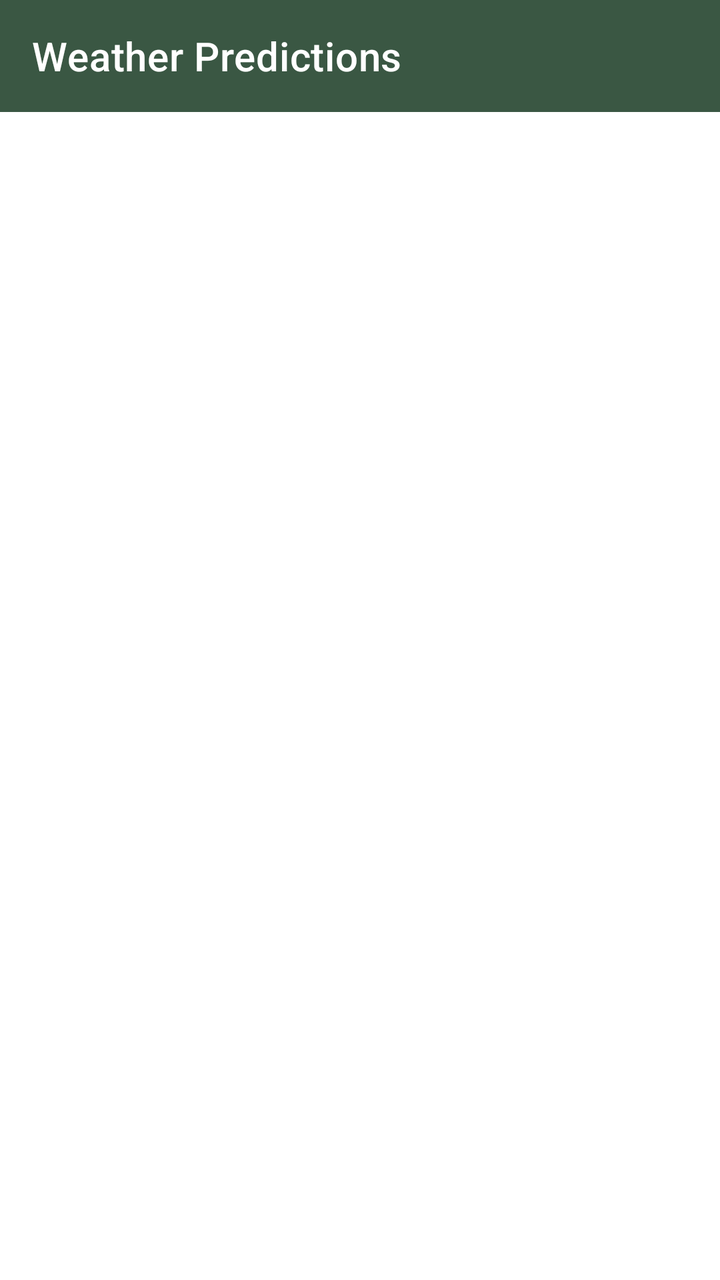
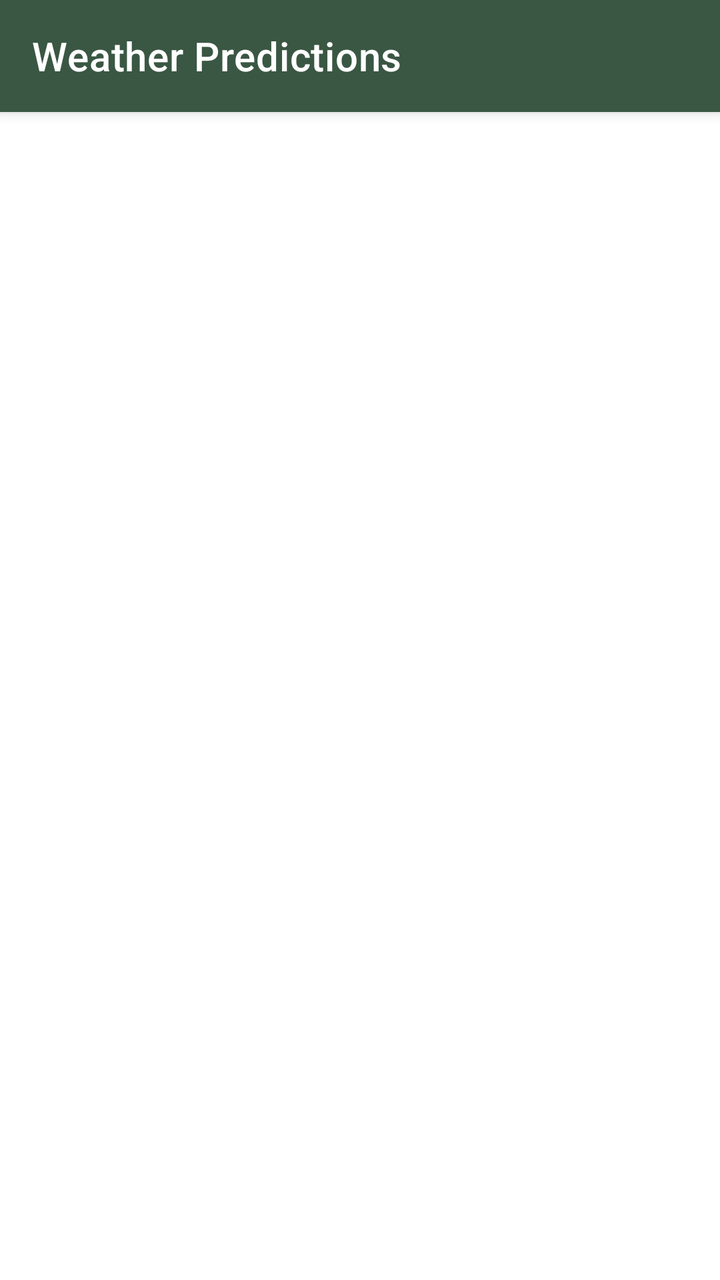

The first picture is an Android layout as it rendered before a commit; the second is the same layout after the commit. The layout source and the unified diff follow.
<!-- AndroidManifest.xml: application theme Theme.Custom.Primary -->
<!-- res/layout/prediction_activity.xml -->
<?xml version="1.0" encoding="utf-8"?>
<androidx.constraintlayout.widget.ConstraintLayout
    xmlns:android="http://schemas.android.com/apk/res/android"
    xmlns:app="http://schemas.android.com/apk/res-auto"
    android:layout_width="match_parent"
    android:layout_height="match_parent">

    <ProgressBar
        android:id="@+id/activity_prediction_progressBar"
        android:layout_width="50dp"
        android:layout_height="50dp"
        app:layout_constraintTop_toTopOf="parent"
        app:layout_constraintBottom_toBottomOf="parent"
        app:layout_constraintStart_toStartOf="parent"
        app:layout_constraintEnd_toEndOf="parent"/>

    <ScrollView
        android:layout_width="match_parent"
        android:layout_height="match_parent">

        <androidx.constraintlayout.widget.ConstraintLayout
            android:layout_width="match_parent"
            android:layout_height="wrap_content">

            <androidx.appcompat.widget.Toolbar
                android:id="@+id/activity_prediction_toolbar"
                android:layout_width="match_parent"
                android:layout_height="?attr/actionBarSize"
                android:background="?attr/colorPrimary"
                android:elevation="4dp"
                app:title="@string/prediction_title"
                android:theme="@style/ThemeOverlay.AppCompat.ActionBar"
                app:popupTheme="@style/ThemeOverlay.AppCompat.Light"
                app:titleTextColor="@color/white"
                app:layout_constraintTop_toTopOf="parent"
                app:layout_constraintStart_toStartOf="parent"
                app:layout_constraintEnd_toEndOf="parent"/>

            <androidx.recyclerview.widget.RecyclerView
                android:id="@+id/activity_prediction_recyclerView"
                android:layout_width="match_parent"
                android:layout_height="match_parent"
                app:layout_constraintTop_toBottomOf="@id/activity_prediction_toolbar"
                app:layout_constraintStart_toStartOf="parent"
                app:layout_constraintEnd_toEndOf="parent"/>
        </androidx.constraintlayout.widget.ConstraintLayout>
    </ScrollView>
</androidx.constraintlayout.widget.ConstraintLayout>
<!-- resources referenced by this layout -->
<resources>
  <color name="white">#FFFFFFFF</color>
  <string name="prediction_title">Weather Predictions</string>
  <style name="Theme.Custom.Primary" parent="Theme.MaterialComponents.DayNight.DarkActionBar">
          
          <item name="colorPrimary">@color/hunter_green</item>
          <item name="colorPrimaryVariant">@color/payne_gray</item>
          <item name="colorOnPrimary">@color/maize</item>
          
          <item name="colorSecondary">@color/yellow_green</item>
          <item name="colorSecondaryVariant">@color/tea_green</item>
          
          <item name="android:statusBarColor">?attr/colorPrimaryVariant</item>
      </style>
  <color name="hunter_green">#3A5743</color>
  <color name="payne_gray">#3B7080</color>
  <color name="maize">#FCEC52</color>
  <color name="yellow_green">#ADE25D</color>
  <color name="tea_green">#CFFFB3</color>
</resources>

<!-- the commit's change to res/layout/prediction_activity.xml (unified diff, before → after) -->
@@ -4,6 +4,29 @@
     xmlns:app="http://schemas.android.com/apk/res-auto"
     android:layout_width="match_parent"
     android:layout_height="match_parent">
+
+    <androidx.appcompat.widget.Toolbar
+        android:id="@+id/activity_prediction_toolbar"
+        android:layout_width="match_parent"
+        android:layout_height="?attr/actionBarSize"
+        android:background="?attr/colorPrimary"
+        android:elevation="4dp"
+        app:title="@string/prediction_title"
+        android:theme="@style/ThemeOverlay.AppCompat.ActionBar"
+        app:popupTheme="@style/ThemeOverlay.AppCompat.Light"
+        app:titleTextColor="@color/white"
+        app:layout_constraintTop_toTopOf="parent"
+        app:layout_constraintStart_toStartOf="parent"
+        app:layout_constraintEnd_toEndOf="parent"/>
+
+    <androidx.recyclerview.widget.RecyclerView
+        android:id="@+id/activity_prediction_recyclerView"
+        android:layout_width="0dp"
+        android:layout_height="0dp"
+        app:layout_constraintTop_toBottomOf="@id/activity_prediction_toolbar"
+        app:layout_constraintBottom_toBottomOf="parent"
+        app:layout_constraintStart_toStartOf="parent"
+        app:layout_constraintEnd_toEndOf="parent"/>
 
     <ProgressBar
         android:id="@+id/activity_prediction_progressBar"
@@ -14,35 +37,4 @@
         app:layout_constraintStart_toStartOf="parent"
         app:layout_constraintEnd_toEndOf="parent"/>
 
-    <ScrollView
-        android:layout_width="match_parent"
-        android:layout_height="match_parent">
-
-        <androidx.constraintlayout.widget.ConstraintLayout
-            android:layout_width="match_parent"
-            android:layout_height="wrap_content">
-
-            <androidx.appcompat.widget.Toolbar
-                android:id="@+id/activity_prediction_toolbar"
-                android:layout_width="match_parent"
-                android:layout_height="?attr/actionBarSize"
-                android:background="?attr/colorPrimary"
-                android:elevation="4dp"
-                app:title="@string/prediction_title"
-                android:theme="@style/ThemeOverlay.AppCompat.ActionBar"
-                app:popupTheme="@style/ThemeOverlay.AppCompat.Light"
-                app:titleTextColor="@color/white"
-                app:layout_constraintTop_toTopOf="parent"
-                app:layout_constraintStart_toStartOf="parent"
-                app:layout_constraintEnd_toEndOf="parent"/>
-
-            <androidx.recyclerview.widget.RecyclerView
-                android:id="@+id/activity_prediction_recyclerView"
-                android:layout_width="match_parent"
-                android:layout_height="match_parent"
-                app:layout_constraintTop_toBottomOf="@id/activity_prediction_toolbar"
-                app:layout_constraintStart_toStartOf="parent"
-                app:layout_constraintEnd_toEndOf="parent"/>
-        </androidx.constraintlayout.widget.ConstraintLayout>
-    </ScrollView>
 </androidx.constraintlayout.widget.ConstraintLayout>
